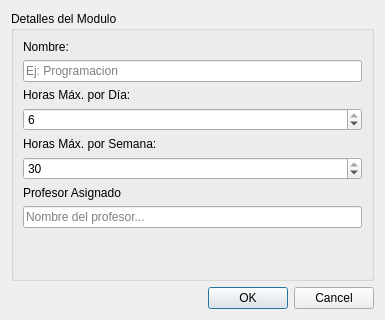
Before: the Qt Designer form src/ui/modulo_form.ui in IvanJesusCorbalanPascual/Creador-de-Horarios, drawn with Qt 5.
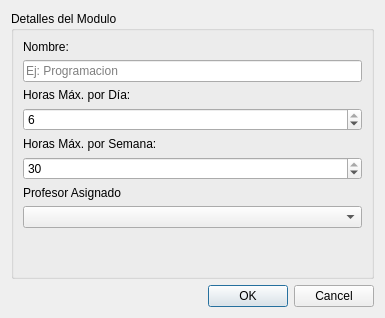
After: the same form once the commit is applied.

Commit message:
Modulos Manager, Ciclo Manager e interfaz gráfica
Terminando finalmente la funcionalidad de la página de Módulos, Dando funcionalidad a los ciclos (crear y eliminar ciclo), y mejorando la vista general de la interfaz gráfica

```diff
--- a/src/ui/modulo_form.ui
+++ b/src/ui/modulo_form.ui
@@ -7,7 +7,7 @@
     <x>0</x>
     <y>0</y>
     <width>385</width>
-    <height>320</height>
+    <height>318</height>
    </rect>
   </property>
   <property name="windowTitle">
@@ -85,11 +85,7 @@
        </widget>
       </item>
       <item row="4" column="1">
-       <widget class="QLineEdit" name="le_profesor">
-        <property name="placeholderText">
-         <string>Nombre del profesor...</string>
-        </property>
-       </widget>
+       <widget class="QComboBox" name="combo_profe"/>
       </item>
      </layout>
     </widget>
```
The commit also changes 14 other files.
